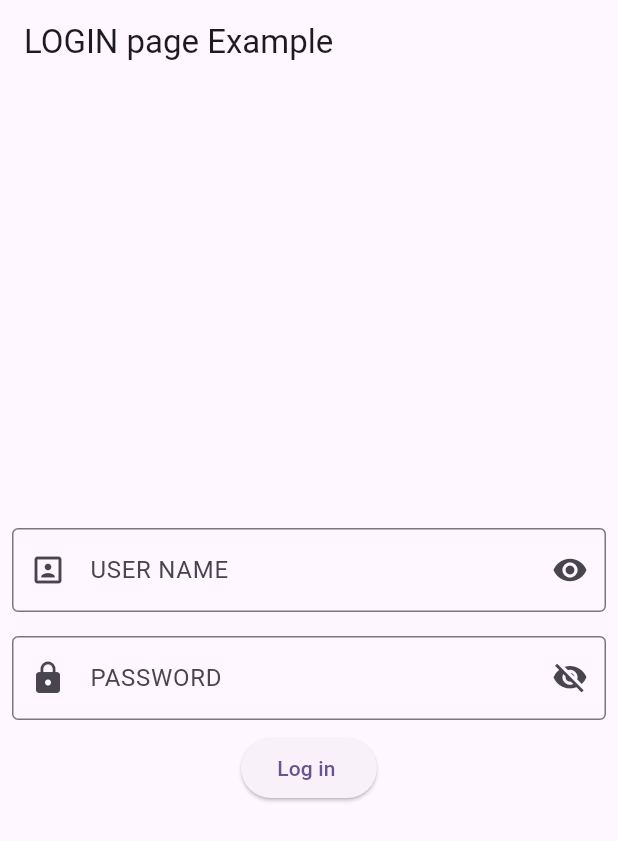
After one commit to Prithvishankarmenon/Project--Flutter-internship, a Flutter app: the screen it shows after launch, on a phone screen of 412 x 824 dp. The commit adds this screen. Shown: the top 841 px of the screen. Run offline on Flutter 3.47's test engine with Material 3 defaults, Android fonts, the phone set to English and light mode, and no system bars.

Commit message:
addede changes

```diff
--- a/Flutter Project/sample_project/lib/main.dart
+++ b/Flutter Project/sample_project/lib/main.dart
@@ -1,8 +1,9 @@
 import 'package:flutter/material.dart';
-import 'package:sample_project/image-screen.dart';
+
 import 'package:sample_project/login.dart';
+import 'package:sample_project/state_change.dart';
 
-import 'login_screen.dart';
+
 
 void main() {
   runApp(const MyApp());
@@ -36,7 +37,7 @@ class MyApp extends StatelessWidget {
         colorScheme: ColorScheme.fromSeed(seedColor: Colors.deepPurple),
         useMaterial3: true,
       ),
-      home:LogIn()
+      home:LogInst()
     );
   }
 }
--- /dev/null
+++ b/Flutter Project/sample_project/lib/state_change.dart
@@ -0,0 +1,58 @@
+import 'package:flutter/material.dart';
+import 'package:sample_project/image-screen.dart';
+  bool select = true;
+class LogInst extends StatefulWidget {
+  const LogInst({super.key});
+
+  @override
+  State<LogInst> createState() => _LogInState();
+}
+
+class _LogInState extends State<LogInst> {
+
+  @override
+  Widget build(BuildContext context) {
+    return Scaffold(
+      appBar: AppBar(
+        title: Text("LOGIN page Example"),
+      ),
+      body: Column(mainAxisAlignment: MainAxisAlignment.center, children: [
+        const Padding(
+          padding: EdgeInsets.all(8.0),
+          child: TextField(
+            decoration: InputDecoration(
+                border: OutlineInputBorder(),
+                prefixIcon: Icon(Icons.portrait),
+                suffixIcon: Icon(Icons.visibility),
+                labelText: "USER NAME"),
+          ),
+        ),
+        Padding(
+            padding: EdgeInsets.all(8.0),
+            child: TextField(
+                obscureText: select,
+                decoration: InputDecoration(
+                    border: OutlineInputBorder(),
+                    prefixIcon: Icon(Icons.lock),
+                    suffixIcon: IconButton(
+                        icon: select
+                            ? Icon(Icons.visibility_off_sharp)
+                            : Icon(Icons.visibility),
+                        onPressed: () {
+                          setState(() {
+                            select = !select;
+                          });
+                        }),
+                    labelText: "PASSWORD"))),
+        ElevatedButton(
+            onPressed: () {
+              Navigator.push(
+                context,
+                MaterialPageRoute(builder: (context) => const Imagescree()),
+              );
+            },
+            child: Text("Log in "))
+      ]),
+    );
+  }
+}
```
